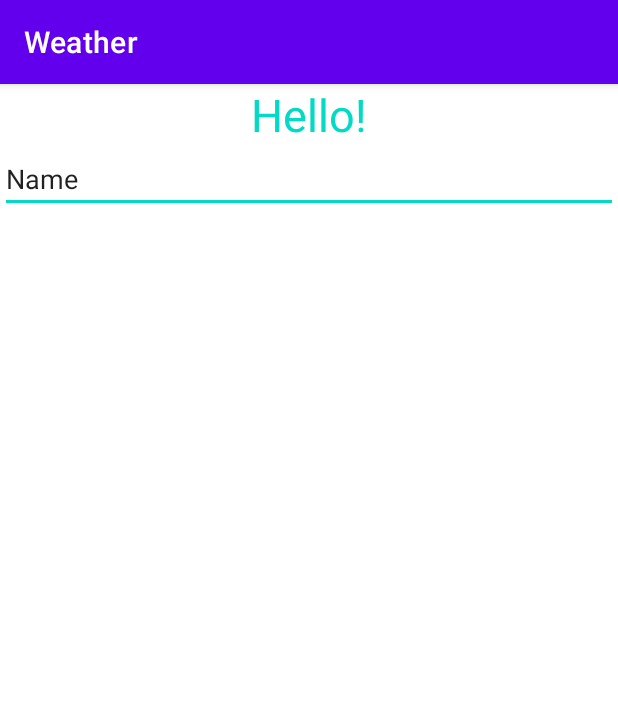
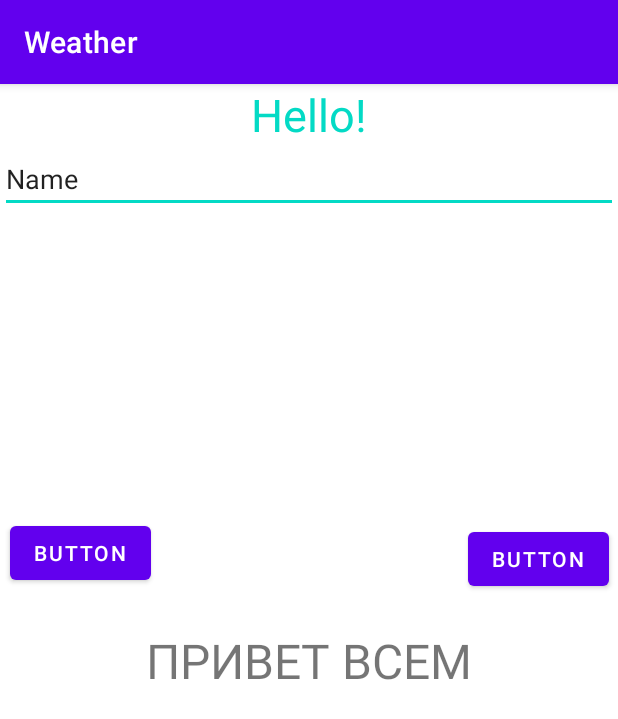
Before and after one commit to Jyldyza-en/Weather, an Android app: the screen it shows after launch (MainActivity), on a phone screen of 412 x 824 dp. Shown: the top 719 px of the screen. Run offline under Robolectric (Android 15) with nearby library versions, the phone set to English and light mode, and no system bars.

Commit message:
added homework for the 21th lesson, a couple of buttons and a TextView are created.

```diff
--- a/app/src/main/res/layout/activity_main.xml
+++ b/app/src/main/res/layout/activity_main.xml
@@ -1,11 +1,58 @@
 <?xml version="1.0" encoding="utf-8"?>
-<LinearLayout
+<androidx.constraintlayout.widget.ConstraintLayout
     xmlns:android="http://schemas.android.com/apk/res/android"
     xmlns:app="http://schemas.android.com/apk/res-auto"
     xmlns:tools="http://schemas.android.com/tools"
     android:layout_width="match_parent"
     android:layout_height="match_parent"
+    tools:context=".MainActivity"
+    tools:ignore="ExtraText">
+
+    <TextView
+        android:layout_width="wrap_content"
+        android:layout_height="wrap_content"
+        android:text="@string/hello"
+        android:textSize="32sp"
+        app:layout_constraintBottom_toBottomOf="parent"
+        app:layout_constraintLeft_toLeftOf="parent"
+        app:layout_constraintRight_toRightOf="parent"
+        app:layout_constraintTop_toTopOf="parent" />
+    <Button
+        android:id="@+id/button"
+        android:layout_width="wrap_content"
+        android:layout_height="wrap_content"
+        android:layout_marginStart="7dp"
+        android:layout_marginTop="270dp"
+        android:layout_marginBottom="413dp"
+        android:text="@string/button"
+        app:layout_constraintBottom_toBottomOf="parent"
+        app:layout_constraintEnd_toStartOf="@+id/button2"
+        app:layout_constraintStart_toStartOf="parent"
+        app:layout_constraintTop_toTopOf="parent" />
+    <Button
+        android:id="@+id/button2"
+        android:layout_width="wrap_content"
+        android:layout_height="wrap_content"
+        android:layout_marginStart="211dp"
+        android:layout_marginTop="274dp"
+        android:layout_marginEnd="7dp"
+        android:layout_marginBottom="409dp"
+        android:text="@string/button"
+        app:layout_constraintBottom_toBottomOf="parent"
+        app:layout_constraintEnd_toEndOf="parent"
+        app:layout_constraintStart_toEndOf="@+id/button"
+        app:layout_constraintTop_toTopOf="parent" />
+
+    <LinearLayout
+        android:layout_width="match_parent"
+        android:layout_height="match_parent"
         android:orientation="vertical"
+        app:layout_constraintBottom_toBottomOf="parent"
+        app:layout_constraintEnd_toEndOf="parent"
+        app:layout_constraintHorizontal_bias="0.0"
+        app:layout_constraintStart_toStartOf="parent"
+        app:layout_constraintTop_toTopOf="parent"
+        app:layout_constraintVertical_bias="1.0"
         tools:context=".MainActivity">
 
 
@@ -13,20 +60,22 @@
             android:id="@+id/textView"
             android:layout_width="match_parent"
             android:layout_height="wrap_content"
-        android:textSize="30sp"
+            android:clickable="true"
+            android:focusable="true"
+            android:gravity="center"
+            android:text="@string/accept"
             android:textColor="@color/teal_200"
-        android:gravity="center"
-        android:clickable="true"
-        android:text="@string/accept"
-        android:focusable="true" />
+            android:textSize="30sp" />
 
         <EditText
             android:id="@+id/editText"
             android:layout_width="match_parent"
             android:layout_height="wrap_content"
             android:ems="10"
+            android:hint="@string/string_hint1"
+            android:importantForAutofill="no"
             android:inputType="text"
-        android:text="@string/name"
-        android:importantForAutofill="no"
-        android:hint="@string/string_hint1"/>
+            android:text="@string/name" />
+
     </LinearLayout>
+</androidx.constraintlayout.widget.ConstraintLayout>
--- a/app/src/main/res/values/strings.xml
+++ b/app/src/main/res/values/strings.xml
@@ -3,5 +3,8 @@
     <string name="accept">ok</string>
     <string name="greeting">Hello!</string>
     <string name="name">Name</string>
-    <string name="string_hint1">Type here</string> />
+    <string name="string_hint1">Type here</string>
+    <string name="hello">ПРИВЕТ ВСЕМ</string>
+    <string name="button">button</string>
+    />
 </resources>
```
Lines whose indentation alone changed are shown as unchanged.
